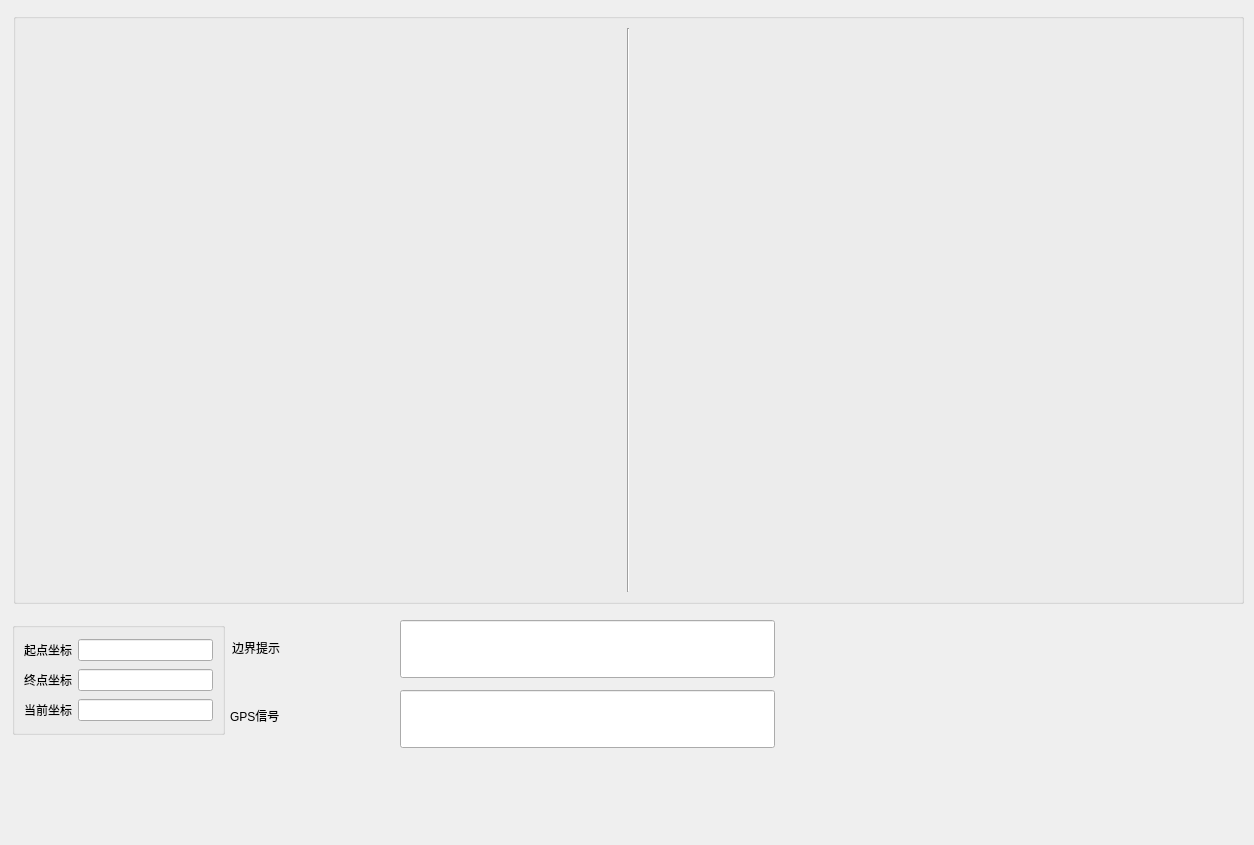
Above: UI.ui from huai-github/digger_ui_v4.0 before the change. Below: the same form after it.
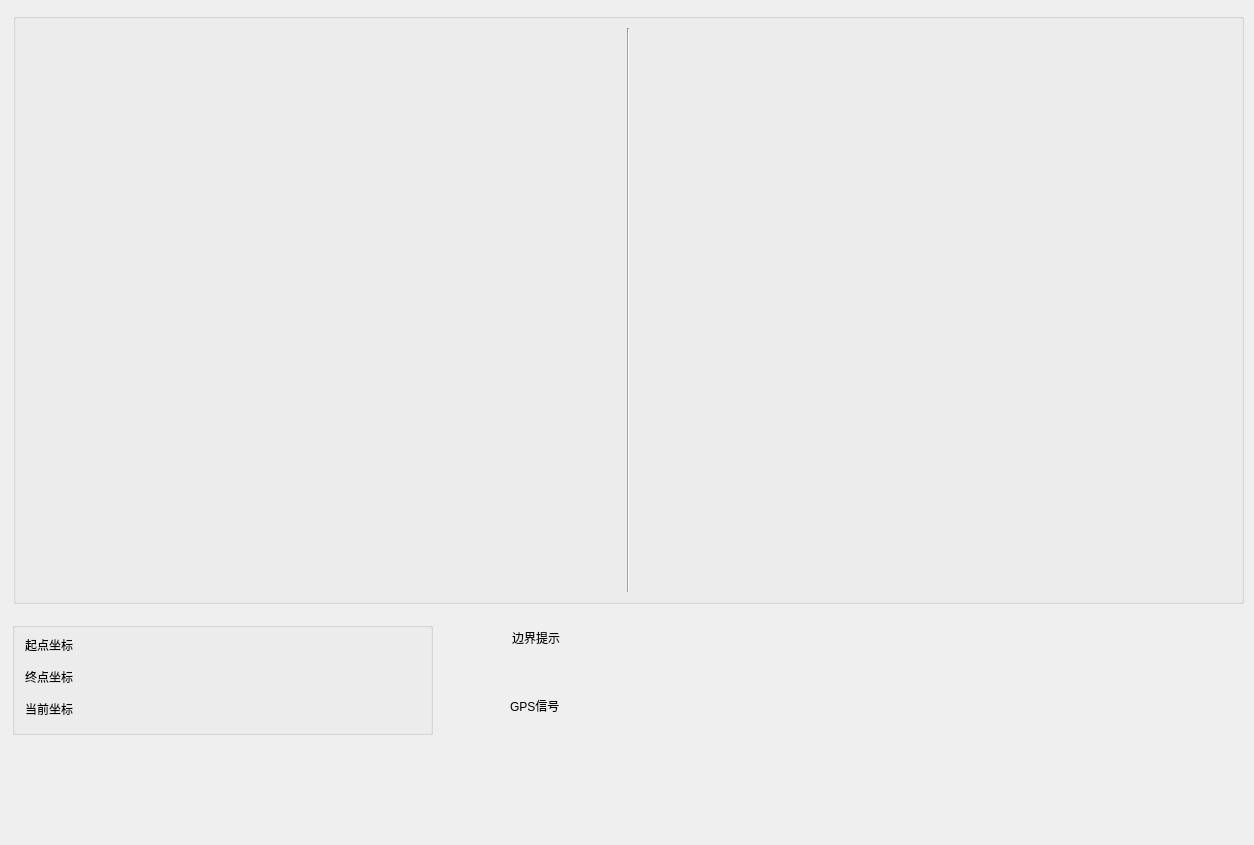
That is the form after the change.

What changed in the file:
```diff
--- a/UI.ui
+++ b/UI.ui
@@ -58,8 +58,8 @@
   <widget class="QLabel" name="startcoordinate_3">
    <property name="geometry">
     <rect>
-     <x>230</x>
-     <y>690</y>
+     <x>510</x>
+     <y>680</y>
      <width>160</width>
      <height>52</height>
     </rect>
@@ -71,94 +71,11 @@
     <string>GPS信号</string>
    </property>
   </widget>
-  <widget class="QLineEdit" name="GPSReminder">
-   <property name="geometry">
-    <rect>
-     <x>400</x>
-     <y>690</y>
-     <width>375</width>
-     <height>58</height>
-    </rect>
-   </property>
-   <property name="palette">
-    <palette>
-     <active>
-      <colorrole role="Text">
-       <brush brushstyle="SolidPattern">
-        <color alpha="255">
-         <red>255</red>
-         <green>0</green>
-         <blue>0</blue>
-        </color>
-       </brush>
-      </colorrole>
-      <colorrole role="PlaceholderText">
-       <brush brushstyle="NoBrush">
-        <color alpha="128">
-         <red>255</red>
-         <green>0</green>
-         <blue>0</blue>
-        </color>
-       </brush>
-      </colorrole>
-     </active>
-     <inactive>
-      <colorrole role="Text">
-       <brush brushstyle="SolidPattern">
-        <color alpha="255">
-         <red>255</red>
-         <green>0</green>
-         <blue>0</blue>
-        </color>
-       </brush>
-      </colorrole>
-      <colorrole role="PlaceholderText">
-       <brush brushstyle="NoBrush">
-        <color alpha="128">
-         <red>255</red>
-         <green>0</green>
-         <blue>0</blue>
-        </color>
-       </brush>
-      </colorrole>
-     </inactive>
-     <disabled>
-      <colorrole role="Text">
-       <brush brushstyle="SolidPattern">
-        <color alpha="255">
-         <red>120</red>
-         <green>120</green>
-         <blue>120</blue>
-        </color>
-       </brush>
-      </colorrole>
-      <colorrole role="PlaceholderText">
-       <brush brushstyle="NoBrush">
-        <color alpha="128">
-         <red>255</red>
-         <green>0</green>
-         <blue>0</blue>
-        </color>
-       </brush>
-      </colorrole>
-     </disabled>
-    </palette>
-   </property>
-   <property name="cursor">
-    <cursorShape>BlankCursor</cursorShape>
-   </property>
-   <property name="styleSheet">
-    <string notr="true">font: 24pt &quot;微软雅黑&quot;;</string>
-   </property>
-   <property name="alignment">
-    <set>Qt::AlignCenter</set>
-   </property>
-  </widget>
   <widget class="QLabel" name="startcoordinate_2">
    <property name="geometry">
     <rect>
-     <x>232</x>
-     <y>622</y>
+     <x>512</x>
+     <y>612</y>
      <width>160</width>
      <height>52</height>
     </rect>
@@ -170,175 +87,105 @@
     <string>边界提示</string>
    </property>
   </widget>
-  <widget class="QLineEdit" name="BorderReminder">
-   <property name="geometry">
-    <rect>
-     <x>400</x>
-     <y>620</y>
-     <width>375</width>
-     <height>58</height>
-    </rect>
-   </property>
-   <property name="palette">
-    <palette>
-     <active>
-      <colorrole role="Text">
-       <brush brushstyle="SolidPattern">
-        <color alpha="255">
-         <red>255</red>
-         <green>0</green>
-         <blue>0</blue>
-        </color>
-       </brush>
-      </colorrole>
-      <colorrole role="PlaceholderText">
-       <brush brushstyle="NoBrush">
-        <color alpha="128">
-         <red>255</red>
-         <green>0</green>
-         <blue>0</blue>
-        </color>
-       </brush>
-      </colorrole>
-     </active>
-     <inactive>
-      <colorrole role="Text">
-       <brush brushstyle="SolidPattern">
-        <color alpha="255">
-         <red>255</red>
-         <green>0</green>
-         <blue>0</blue>
-        </color>
-       </brush>
-      </colorrole>
-      <colorrole role="PlaceholderText">
-       <brush brushstyle="NoBrush">
-        <color alpha="128">
-         <red>255</red>
-         <green>0</green>
-         <blue>0</blue>
-        </color>
-       </brush>
-      </colorrole>
-     </inactive>
-     <disabled>
-      <colorrole role="Text">
-       <brush brushstyle="SolidPattern">
-        <color alpha="255">
-         <red>120</red>
-         <green>120</green>
-         <blue>120</blue>
-        </color>
-       </brush>
-      </colorrole>
-      <colorrole role="PlaceholderText">
-       <brush brushstyle="NoBrush">
-        <color alpha="128">
-         <red>255</red>
-         <green>0</green>
-         <blue>0</blue>
-        </color>
-       </brush>
-      </colorrole>
-     </disabled>
-    </palette>
-   </property>
-   <property name="cursor">
-    <cursorShape>BlankCursor</cursorShape>
-   </property>
-   <property name="styleSheet">
-    <string notr="true">font: 24pt &quot;微软雅黑&quot;;</string>
-   </property>
-   <property name="alignment">
-    <set>Qt::AlignCenter</set>
-   </property>
-  </widget>
   <widget class="QGroupBox" name="groupBox_2">
    <property name="geometry">
     <rect>
      <x>12</x>
      <y>622</y>
-     <width>213</width>
+     <width>421</width>
      <height>113</height>
     </rect>
    </property>
    <property name="title">
     <string/>
    </property>
-   <layout class="QVBoxLayout" name="verticalLayout">
-    <item>
-     <layout class="QHBoxLayout" name="horizontalLayout_2">
-      <item>
-       <widget class="QLabel" name="startcoordinate">
-        <property name="styleSheet">
-         <string notr="true">font: 25 9pt &quot;微软雅黑 Light&quot;;</string>
-        </property>
-        <property name="text">
-         <string>起点坐标</string>
-        </property>
-       </widget>
-      </item>
-      <item>
-       <widget class="QLineEdit" name="startXY">
-        <property name="cursor">
-         <cursorShape>BlankCursor</cursorShape>
-        </property>
-        <property name="alignment">
-         <set>Qt::AlignLeading|Qt::AlignLeft|Qt::AlignVCenter</set>
-        </property>
-       </widget>
-      </item>
-     </layout>
-    </item>
-    <item>
-     <layout class="QHBoxLayout" name="horizontalLayout_3">
-      <item>
-       <widget class="QLabel" name="endcoordinate">
-        <property name="styleSheet">
-         <string notr="true">font: 25 9pt &quot;微软雅黑 Light&quot;;</string>
-        </property>
-        <property name="text">
-         <string>终点坐标</string>
-        </property>
-       </widget>
-      </item>
-      <item>
-       <widget class="QLineEdit" name="endXY">
-        <property name="cursor">
-         <cursorShape>BlankCursor</cursorShape>
-        </property>
-        <property name="alignment">
-         <set>Qt::AlignLeading|Qt::AlignLeft|Qt::AlignVCenter</set>
-        </property>
-       </widget>
-      </item>
-     </layout>
-    </item>
-    <item>
-     <layout class="QHBoxLayout" name="horizontalLayout_4">
-      <item>
-       <widget class="QLabel" name="nowcoordinate">
-        <property name="styleSheet">
-         <string notr="true">font: 25 9pt &quot;微软雅黑 Light&quot;;</string>
-        </property>
-        <property name="text">
-         <string>当前坐标</string>
-        </property>
-       </widget>
-      </item>
-      <item>
-       <widget class="QLineEdit" name="nowXY">
-        <property name="cursor">
-         <cursorShape>BlankCursor</cursorShape>
-        </property>
-        <property name="alignment">
-         <set>Qt::AlignLeading|Qt::AlignLeft|Qt::AlignVCenter</set>
-        </property>
-       </widget>
-      </item>
-     </layout>
-    </item>
-   </layout>
+   <widget class="QLabel" name="startcoordinate">
+    <property name="geometry">
+     <rect>
+      <x>13</x>
+      <y>13</y>
+      <width>60</width>
+      <height>20</height>
+     </rect>
+    </property>
+    <property name="styleSheet">
+     <string notr="true">font: 25 9pt &quot;微软雅黑 Light&quot;;</string>
+    </property>
+    <property name="text">
+     <string>起点坐标</string>
+    </property>
+   </widget>
+   <widget class="QLabel" name="startXY">
+    <property name="geometry">
+     <rect>
+      <x>80</x>
+      <y>13</y>
+      <width>241</width>
+      <height>16</height>
+     </rect>
+    </property>
+    <property name="text">
+     <string> </string>
+    </property>
+   </widget>
+   <widget class="QLabel" name="endcoordinate">
+    <property name="geometry">
+     <rect>
+      <x>13</x>
+      <y>45</y>
+      <width>60</width>
+      <height>20</height>
+     </rect>
+    </property>
+    <property name="styleSheet">
+     <string notr="true">font: 25 9pt &quot;微软雅黑 Light&quot;;</string>
+    </property>
+    <property name="text">
+     <string>终点坐标</string>
+    </property>
+   </widget>
+   <widget class="QLabel" name="endXY">
+    <property name="geometry">
+     <rect>
+      <x>80</x>
+      <y>45</y>
+      <width>241</width>
+      <height>16</height>
+     </rect>
+    </property>
+    <property name="text">
+     <string> </string>
+    </property>
+   </widget>
+   <widget class="QLabel" name="nowXY">
+    <property name="geometry">
+     <rect>
+      <x>80</x>
+      <y>80</y>
+      <width>241</width>
+      <height>20</height>
+     </rect>
+    </property>
+    <property name="text">
+     <string> </string>
+    </property>
+   </widget>
+   <widget class="QLabel" name="nowcoordinate">
+    <property name="geometry">
+     <rect>
+      <x>13</x>
+      <y>77</y>
+      <width>60</width>
+      <height>20</height>
+     </rect>
+    </property>
+    <property name="styleSheet">
+     <string notr="true">font: 25 9pt &quot;微软雅黑 Light&quot;;</string>
+    </property>
+    <property name="text">
+     <string>当前坐标</string>
+    </property>
+   </widget>
   </widget>
  </widget>
  <resources/>
```
